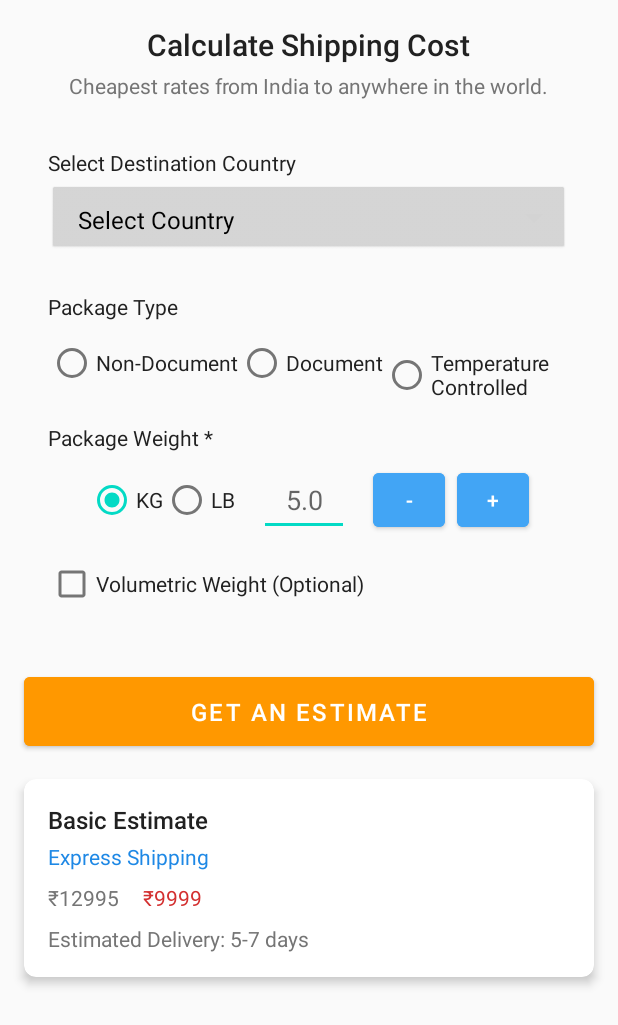
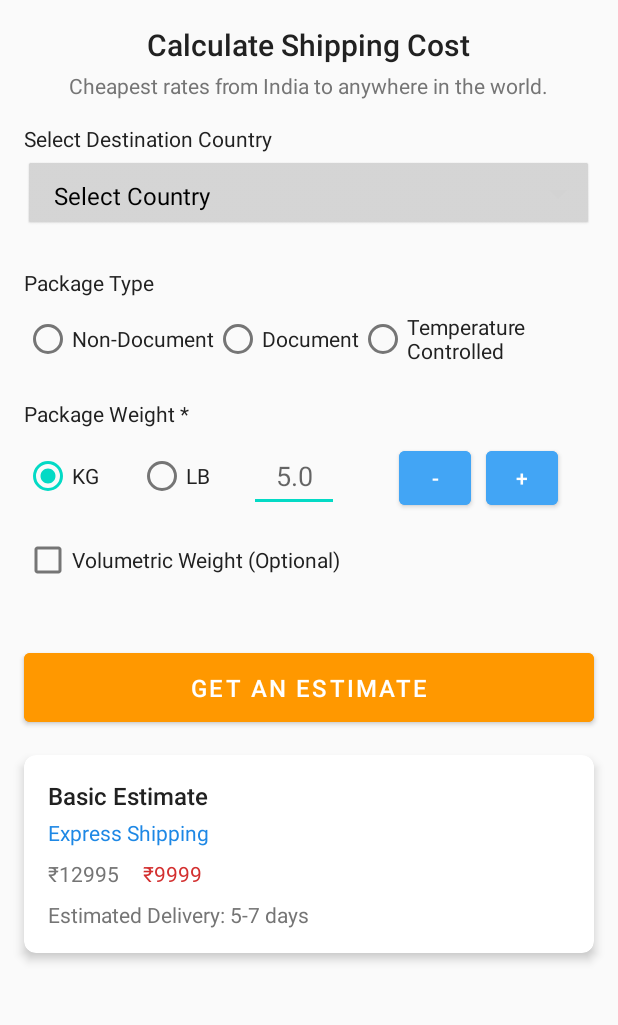
Before and after one commit to Mili10102004/Namaste, an Android app: the ShippingPageActivity screen opened directly, with no data from a screen before it, on a phone screen of 412 x 824 dp. Shown: the top 1025 px of the screen. Run offline under Robolectric (Android 15) with nearby library versions, the light colour scheme and no system bars; Roboto replaces fonts that are not available here.

Commit message:
allignment set

```diff
--- a/app/src/main/res/layout/activity_shipping_page.xml
+++ b/app/src/main/res/layout/activity_shipping_page.xml
@@ -46,7 +46,6 @@
         android:layout_height="wrap_content"
         android:orientation="vertical"
         android:padding="16dp"
-        android:layout_margin="16dp"
         app:layout_constraintTop_toBottomOf="@id/headerSection"
         app:layout_constraintStart_toStartOf="parent"
         app:layout_constraintEnd_toEndOf="parent">
@@ -91,29 +90,36 @@
             android:layout_width="wrap_content"
             android:layout_height="wrap_content"
             android:orientation="horizontal"
-            android:layout_gravity="center_horizontal">
+            android:gravity="center_vertical"
+            android:layout_marginTop="0dp"
+            android:layout_marginBottom="0dp">
 
         <RadioButton
             android:id="@+id/nonDocumentRadio"
             android:layout_width="wrap_content"
             android:layout_height="wrap_content"
             android:text="Non-Document"
-                android:textColor="#212121"/>
+            android:textColor="#212121"
+            android:textSize="14sp"
+            android:layout_gravity="center_vertical" />
 
         <RadioButton
             android:id="@+id/documentRadio"
             android:layout_width="wrap_content"
             android:layout_height="wrap_content"
             android:text="Document"
-                android:textColor="#212121" />
+            android:textColor="#212121"
+            android:textSize="14sp"
+            android:layout_gravity="center_vertical" />
 
         <RadioButton
             android:id="@+id/temperatureRadio"
             android:layout_width="wrap_content"
-                android:layout_height="48dp"
+            android:layout_height="wrap_content"
             android:text="Temperature Controlled"
-            android:textColor="#212121" />
-
+            android:textColor="#212121"
+            android:textSize="14sp"
+            android:layout_gravity="center_vertical" />
 
     </RadioGroup>
 
@@ -131,7 +137,6 @@
             android:layout_width="match_parent"
             android:layout_height="wrap_content"
             android:orientation="horizontal"
-            android:gravity="center"
             android:layout_marginTop="8dp">
 
             <RadioGroup
@@ -152,6 +157,7 @@
                     android:id="@+id/lbRadioButton"
                     android:layout_width="wrap_content"
                     android:layout_height="wrap_content"
+                    android:layout_marginStart="26dp"
                     android:text="LB"
                     android:textColor="#212121"/>
             </RadioGroup>
@@ -163,8 +169,8 @@
                 android:inputType="numberDecimal"
                 android:hint="5.0"
                 android:gravity="center"
-            android:layout_marginStart="16dp"
-            android:layout_marginEnd="16dp"/>
+                android:layout_marginStart="26dp"
+                android:layout_marginEnd="0dp"/>
 
 
             <Button
@@ -172,6 +178,7 @@
             android:layout_width="48dp"
             android:layout_height="48dp"
             android:text="-"
+                android:layout_marginStart="40dp"
             android:backgroundTint="#42A5F5"
             android:textColor="@android:color/white"/>
 
@@ -181,7 +188,7 @@
                 android:layout_width="48dp"
             android:layout_height="48dp"
             android:text="+"
-            android:layout_marginStart="8dp"
+            android:layout_marginStart="10dp"
             android:backgroundTint="#42A5F5"
             android:textColor="@android:color/white"/>
 
```
Lines whose indentation alone changed are shown as unchanged.
